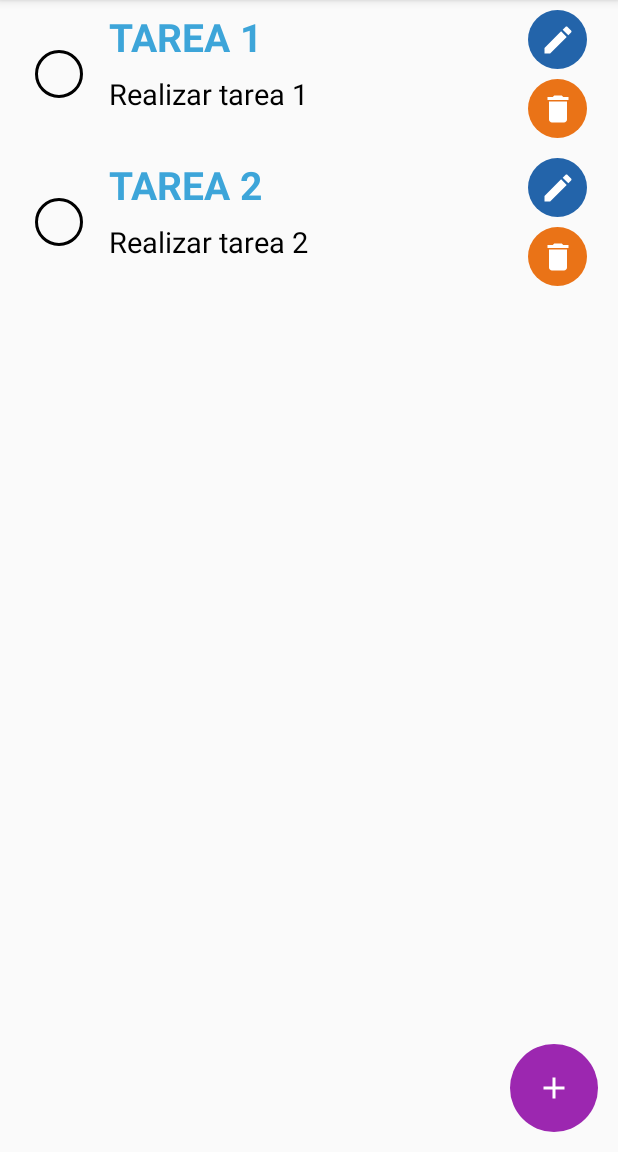
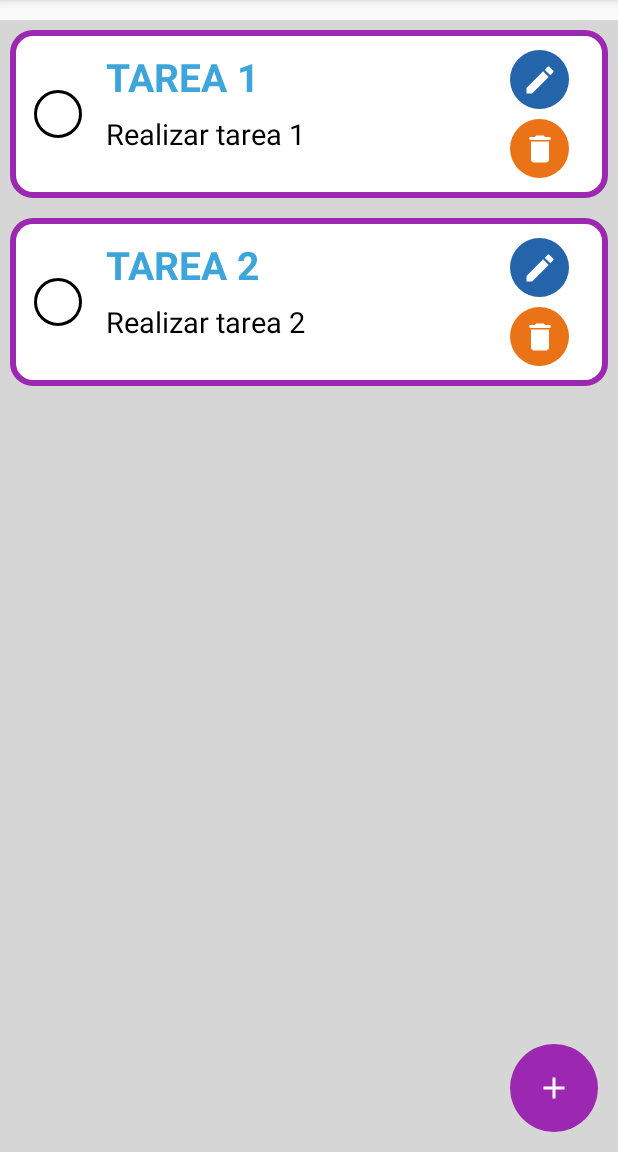
Before and after one commit to JuDaOcVa/MyToDo, an Android app: the screen it shows after launch (MainActivity), on a phone screen of 412 x 824 dp, the part 84-1236 px from its top. Run offline under Robolectric (Android 15) with nearby library versions, the phone set to English and light mode, and no system bars; our stand-ins replace sdp/ssp sizes.

Commit message:
Se actualizan las card y se hacen ajustes visuales

```diff
--- /dev/null
+++ b/app/src/main/res/drawable/border_card.xml
@@ -0,0 +1,8 @@
+<?xml version="1.0" encoding="utf-8"?>
+<shape xmlns:android="http://schemas.android.com/apk/res/android">
+    <corners android:radius="@dimen/_10sdp" />
+    <solid android:color="#FFFFFF" />
+    <stroke
+        android:width="@dimen/_3sdp"
+        android:color="@color/primary" />
+</shape>
--- a/app/src/main/res/layout/activity_main.xml
+++ b/app/src/main/res/layout/activity_main.xml
@@ -1,6 +1,5 @@
 <?xml version="1.0" encoding="utf-8"?>
 <LinearLayout xmlns:android="http://schemas.android.com/apk/res/android"
-    xmlns:app="http://schemas.android.com/apk/res-auto"
     xmlns:tools="http://schemas.android.com/tools"
     android:layout_width="match_parent"
     android:layout_height="match_parent"
--- a/app/src/main/res/layout/fragment_list_to_do.xml
+++ b/app/src/main/res/layout/fragment_list_to_do.xml
@@ -4,6 +4,8 @@
     xmlns:tools="http://schemas.android.com/tools"
     android:layout_width="match_parent"
     android:layout_height="match_parent"
+    android:layout_marginTop="@dimen/_10sdp"
+    android:background="@color/soft_gray"
     android:orientation="vertical"
     tools:context=".ListToDoFragment">
 
--- a/app/src/main/res/layout/to_do_item.xml
+++ b/app/src/main/res/layout/to_do_item.xml
@@ -4,14 +4,15 @@
     android:layout_width="match_parent"
     android:layout_height="wrap_content"
     android:layout_margin="@dimen/_5sdp"
+    android:background="@drawable/border_card"
     android:baselineAligned="false"
-    android:orientation="horizontal">
+    android:orientation="horizontal"
+    android:padding="@dimen/_10sdp">
 
     <LinearLayout
         android:layout_width="0dp"
         android:layout_height="match_parent"
-        android:layout_gravity="center"
-        android:layout_weight="0.5"
+        android:layout_weight="0.4"
         android:gravity="center"
         android:orientation="vertical">
 
@@ -19,7 +20,8 @@
             android:id="@+id/round_checkbox"
             android:layout_width="wrap_content"
             android:layout_height="wrap_content"
-            android:layout_gravity="center"
+            android:layout_gravity="start"
+            android:layout_marginStart="@dimen/_2sdp"
             android:button="@drawable/round_checkbox" />
     </LinearLayout>
 
@@ -40,6 +42,9 @@
             android:layout_width="match_parent"
             android:layout_height="0dp"
             android:layout_weight="1"
+            android:ellipsize="marquee"
+            android:scrollHorizontally="true"
+            android:singleLine="true"
             android:text="@string/app_name"
             android:textColor="@color/picton_blue"
             android:textSize="@dimen/_20ssp"
@@ -51,6 +56,9 @@
             android:layout_width="match_parent"
             android:layout_height="0dp"
             android:layout_weight="1"
+            android:ellipsize="marquee"
+            android:scrollHorizontally="true"
+            android:singleLine="true"
             android:text="@string/app_name"
             android:textColor="@color/black"
             android:textSize="@dimen/_15ssp" />
--- a/app/src/main/res/values/colors.xml
+++ b/app/src/main/res/values/colors.xml
@@ -8,4 +8,5 @@
     <color name="green_blue">#2364AA</color>
     <color name="verdigris">#73BFB8</color>
     <color name="green">#4CAF50</color>
+    <color name="soft_gray">#D6D6D6</color>
 </resources>
--- a/build.gradle
+++ b/build.gradle
@@ -1,4 +1,4 @@
 // Top-level build file where you can add configuration options common to all sub-projects/modules.
 plugins {
-id 'com.android.application' version '8.1.2' apply false
+id 'com.android.application' version '8.1.4' apply false
 }
```
